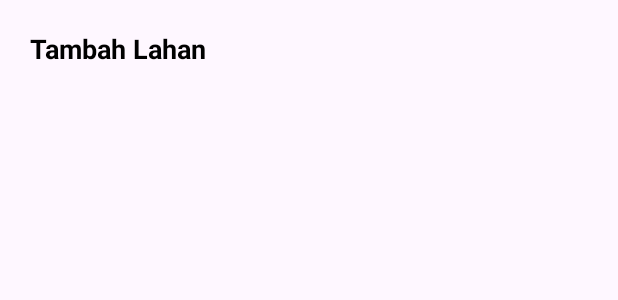
After one commit to suvlim/UAS-PAB, an Android app built with Jetpack Compose: the layout activity_tambah_detail_lahan.xml on its own in the app's theme, with its tools: preview values and no code run, on a phone screen of 412 x 824 dp. The commit adds this screen. Shown: the top 300 px of the screen. Run offline under Robolectric (Android 15) with nearby library versions, the phone set to English and light mode, and no system bars.

Commit message:
Objek Lahan

```diff
--- a/app/src/main/res/layout/activity_pengaturan_lahan.xml
+++ b/app/src/main/res/layout/activity_pengaturan_lahan.xml
@@ -16,6 +16,7 @@
         android:backgroundTint="#336633"
         app:tint="@color/white"
         android:layout_margin="20dp"
+        app:layout_constraintBottom_toTopOf="@+id/bottom_nav"
         app:layout_constraintBottom_toBottomOf="parent"
         app:layout_constraintEnd_toEndOf="parent" />
     <LinearLayout
--- /dev/null
+++ b/app/src/main/res/layout/activity_tambah_detail_lahan.xml
@@ -0,0 +1,32 @@
+<?xml version="1.0" encoding="utf-8"?>
+<androidx.constraintlayout.widget.ConstraintLayout xmlns:android="http://schemas.android.com/apk/res/android"
+    xmlns:app="http://schemas.android.com/apk/res-auto"
+    xmlns:tools="http://schemas.android.com/tools"
+    android:id="@+id/main"
+    android:layout_width="match_parent"
+    android:layout_height="match_parent"
+    tools:context=".TambahDetailLahan">
+    <LinearLayout
+        android:layout_width="match_parent"
+        android:layout_height="match_parent"
+        android:orientation="vertical">
+        <TextView
+            android:layout_width="match_parent"
+            android:layout_height="wrap_content"
+            android:text="Tambah Lahan"
+            android:textColor="@color/black"
+            android:paddingLeft="20dp"
+            android:textStyle="bold"
+            android:paddingTop="20dp"
+            android:paddingBottom="20dp"
+            android:textSize="8pt"
+
+            />
+        <ImageView
+            android:layout_width="match_parent"
+            android:layout_height="wrap_content"
+            />
+
+    </LinearLayout>
+
+</androidx.constraintlayout.widget.ConstraintLayout>
```
Also changed, not shown: app/build.gradle.kts (+5 -9 lines), app/src/main/AndroidManifest.xml (+14 -5 lines), app/src/main/java/com/uph23/edu/sahabattani/MainActivity.java (+0 -13 lines), app/src/main/java/com/uph23/edu/sahabattani/PengaturanDetailLahan.java (added, +24 -0 lines), app/src/main/java/com/uph23/edu/sahabattani/PengaturanLahan.java (+9 -7 lines), app/src/main/java/com/uph23/edu/sahabattani/TambahDetailLahan.java (added, +24 -0 lines), app/src/main/java/com/uph23/edu/sahabattani/TambahLahan.java (added, +24 -0 lines), app/src/main/java/com/uph23/edu/sahabattani/model/Lahan.java (+31 -8 lines), app/src/main/res/layout/activity_pengaturan_detail_lahan.xml (added, +11 -0 lines), app/src/main/res/layout/activity_tambah_lahan.xml (added, +31 -0 lines), build.gradle.kts (+13 -2 lines).
